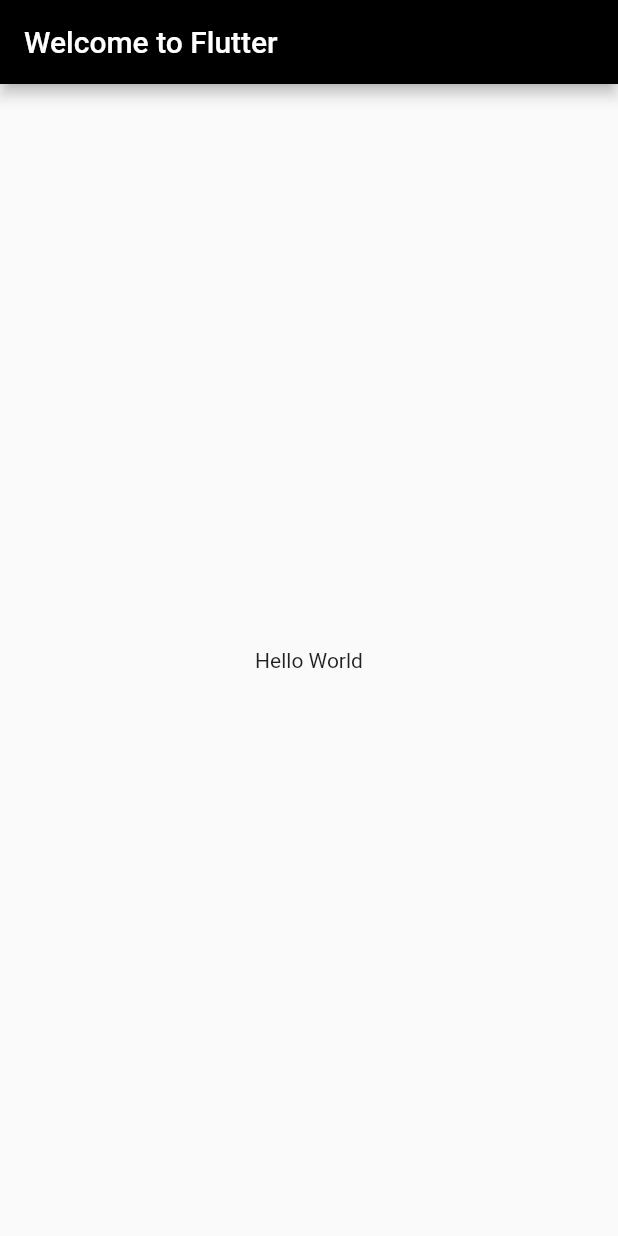
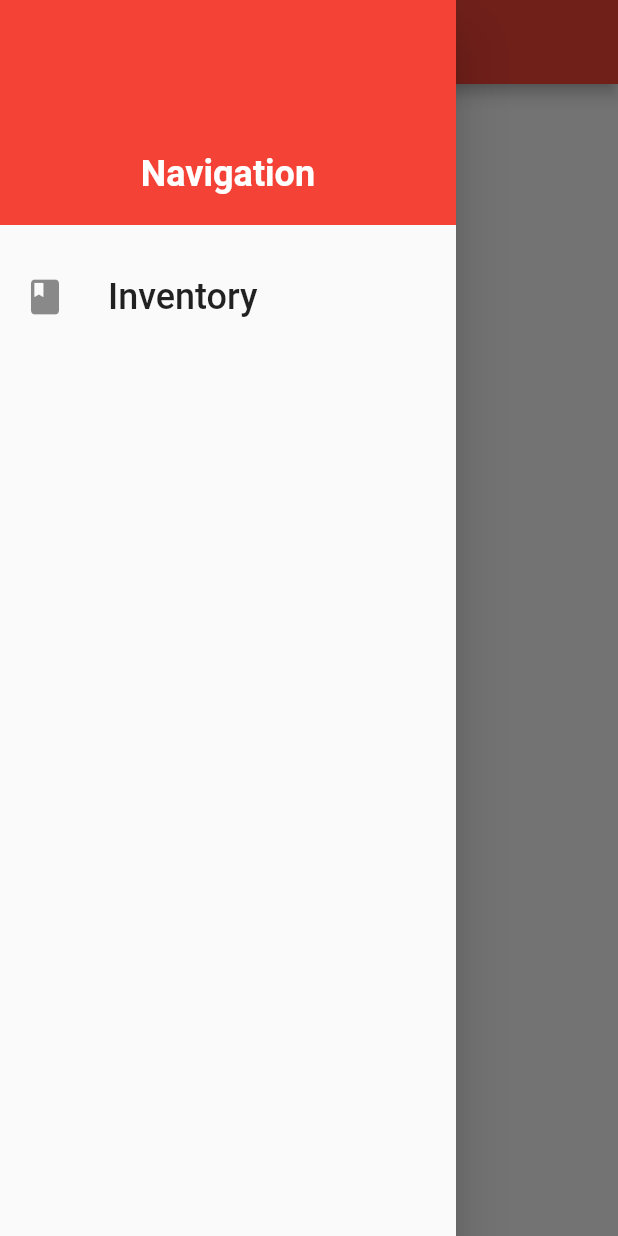
Before and after one commit to Flaudiepie/hackathon2019, a Flutter app: the screen it shows after launch, with the side drawer open (before the commit the screen has no drawer), on a phone screen of 412 x 824 dp. Run offline on Flutter 3.47's test engine with Material 2 defaults, Android fonts, the phone set to English and light mode, and no system bars.

Commit message:
Setup base application

```diff
--- /dev/null
+++ b/lib/drawer.dart
@@ -0,0 +1,40 @@
+import 'package:flutter/material.dart';
+
+class MyDrawer extends StatelessWidget {
+
+Widget buildListTile(String title, IconData icon){
+  return ListTile(
+              leading: Icon(icon, size: 28,),
+              title: Text(title, style: TextStyle(
+              fontSize: 24),
+              ),
+              onTap: () { },
+              );
+}
+
+  @override
+  Widget build(BuildContext context) {
+    return Drawer(
+      child: Column(
+        children: <Widget>[
+          Container(
+            alignment: Alignment.bottomCenter,
+            height: 150,
+            width: double.infinity,
+            padding: EdgeInsets.all(20),
+            color: Theme.of(context).primaryColor,
+            child: Text(
+              'Navigation',
+              style: TextStyle(
+                fontWeight: FontWeight.bold,
+                fontSize: 24,
+                color: Theme.of(context).accentColor,
+              ),),
+            ),
+            SizedBox(height: 20,),
+            buildListTile('Inventory', Icons.book),
+        ],
+      ),
+      );
+  }
+}
--- a/lib/main.dart
+++ b/lib/main.dart
@@ -1,4 +1,5 @@
 import 'package:flutter/material.dart';
+import 'package:hackathon2019/drawer.dart';
 
 void main() => runApp(MyApp());
 
@@ -7,17 +8,29 @@ class MyApp extends StatelessWidget {
   Widget build(BuildContext context) {
     return MaterialApp(
       theme: ThemeData(
-        primaryColor: Colors.black
+        primaryColor: Colors.red[500],
+        accentColor: Colors.white
       ),
-      title: 'Welcome to Flutter',
-      home: Scaffold(
-        appBar: AppBar(
-          title: Text('Welcome to Flutter'),
-        ),
-        body: Center(
-          child: Text('Hello World'),
-        ),
-      ),
+      title: 'Hackathon 2019',
+      home: WelcomeScreen()
     );
   }
 }
+
+class WelcomeScreen extends StatefulWidget {
+  @override
+  _WelcomeScreenState createState() => _WelcomeScreenState();
+}
+
+class _WelcomeScreenState extends State<WelcomeScreen> {
+  @override
+  Widget build(BuildContext context) {
+    return Scaffold(
+      drawer: MyDrawer(),
+        appBar: AppBar(),
+        body: Center(
+          child: Text('Homepage'),
+        ),
+      );
+  }
+}
```
